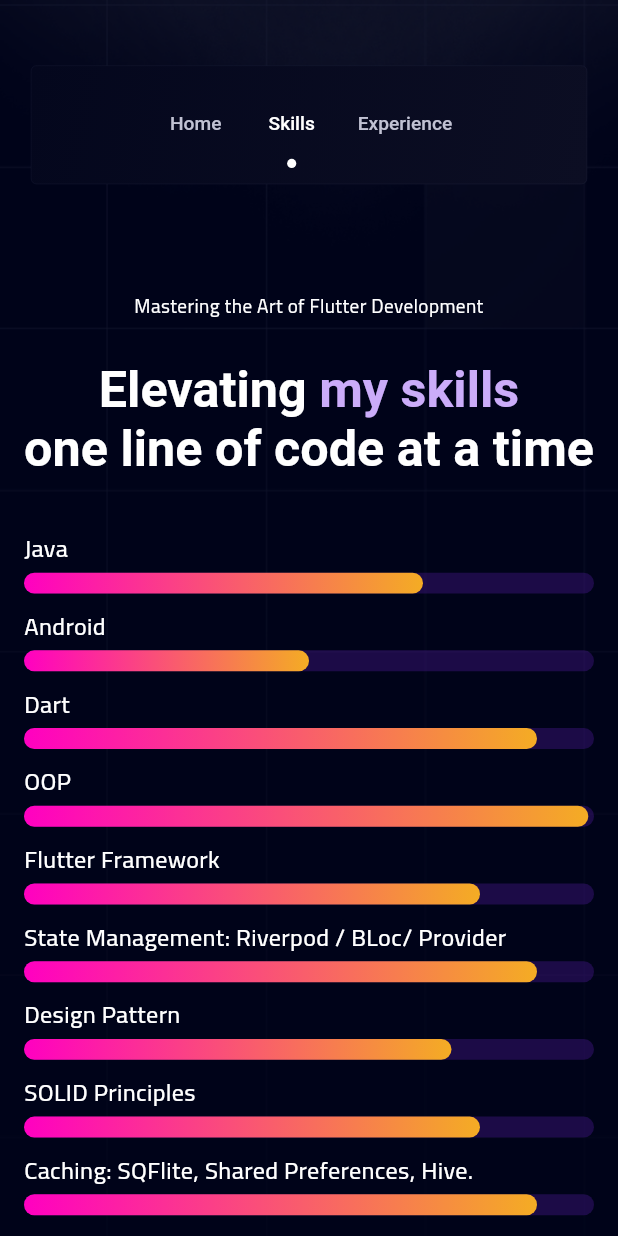
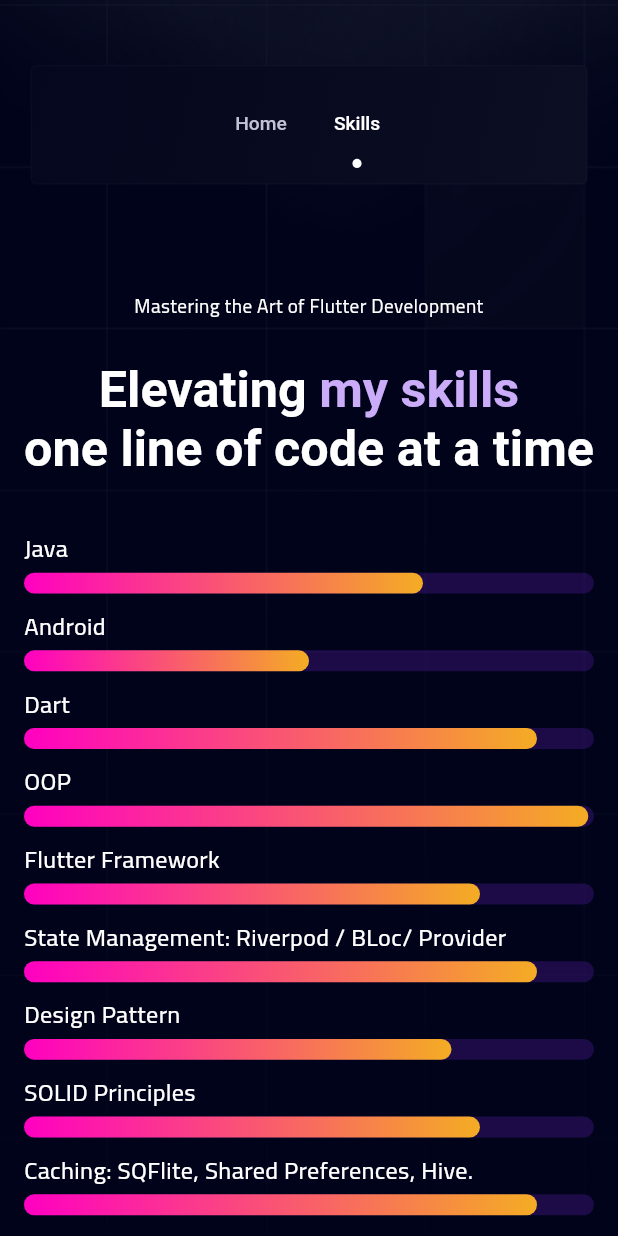
Before and after one commit to eng-mohamed-ibrahem/portfolio, a Flutter app: the screen it shows after launch, after a tap on "Skills", on a phone screen of 412 x 824 dp. Run offline on Flutter 3.47's test engine with Material 3 defaults, Android fonts, the phone set to English and light mode, and no system bars; drawn by our look-alikes of percent_indicator; our stand-ins replace animate_do, animated_text_kit, flutter_bloc, flutter_screenutil, flutter_staggered_animations, flutter_svg and 3 more; missing offline and left inert: file_saver.

Commit message:
Refactor responsive layout and breakpoints for improved UI adaptability

```diff
--- a/lib/core/constants/app_constants.dart
+++ b/lib/core/constants/app_constants.dart
@@ -9,7 +9,7 @@ class AppConstants {
   static const List<String> headerTitlesKeys = [
     AppStrings.home,
     AppStrings.skills,
-    AppStrings.experience,
+    // AppStrings.experience,
   ];
   static BoxDecoration get boxDecoration => BoxDecoration(
         borderRadius: BorderRadius.circular(13.r),
--- a/lib/core/constants/size_config.dart
+++ b/lib/core/constants/size_config.dart
@@ -1,4 +1,5 @@
 class SizeConfig {
-  static const double desktopBreakPoint = 1200;
-  static const double tabletBreakPoint = 700;
+  // static const double desktopBreakPoint = 1100;
+  static const double tabletBreakPoint = 1100;
+  static const double mobileBreakPoint = 500;
 }
--- a/lib/core/shared_widgets/project_item.dart
+++ b/lib/core/shared_widgets/project_item.dart
@@ -14,9 +14,11 @@ class ProjectItem extends StatelessWidget {
   const ProjectItem({
     super.key,
     required this.project,
+    this.isTablet = false,
   });
 
   final Project project;
+  final bool isTablet;
 
   @override
   Widget build(BuildContext context) {
@@ -30,7 +32,60 @@ class ProjectItem extends StatelessWidget {
           width: 1.w,
         ),
       ),
+      child: isTablet
+          ? Row(
+              children: [
+                Expanded(
+                  flex: 1,
+                  child: Stack(
+                    alignment: Alignment.center,
+                    children: [
+                      Positioned.fill(
+                        child: ClipRRect(
+                          borderRadius: BorderRadius.circular(14.r),
+                          child: Image.asset(
+                            Assets.imagesProjectItemBackground,
+                            fit: BoxFit.cover,
+                            errorBuilder: (_, __, ___) =>
+                                const Icon(Icons.error),
+                          ),
+                        ),
+                      ),
+                      AspectRatio(
+                        aspectRatio: 1.7,
+                        child: Image.asset(project.image),
+                      ),
+                    ],
+                  ),
+                ),
+                MySizedBox.width16,
+                Expanded(
+                  flex: 2,
                   child: Column(
+                    crossAxisAlignment: CrossAxisAlignment.stretch,
+                    children: [
+                      Text(
+                        project.name,
+                        style: AppTextStyles.font26Bold(context),
+                        overflow: TextOverflow.ellipsis,
+                        maxLines: 2,
+                      ),
+                      Container(
+                        margin: EdgeInsets.only(top: 18.h),
+                        child: Text(
+                          project.description,
+                          style: AppTextStyles.font16Regular(context),
+                          // textAlign: TextAlign.justify,
+                        ),
+                      ),
+                      MySizedBox.height14,
+                      _buildProjectLinks(project: project),
+                    ],
+                  ),
+                ),
+              ],
+            )
+          : Column(
               crossAxisAlignment: CrossAxisAlignment.stretch,
               children: [
                 Stack(
@@ -56,6 +111,8 @@ class ProjectItem extends StatelessWidget {
                 Text(
                   project.name,
                   style: AppTextStyles.font32Bold(context),
+                  overflow: TextOverflow.ellipsis,
+                  maxLines: 2,
                 ),
                 Expanded(
                   child: Container(
@@ -68,7 +125,14 @@ class ProjectItem extends StatelessWidget {
                   ),
                 ),
                 MySizedBox.height14,
-          Wrap(
+                _buildProjectLinks(project: project),
+              ],
+            ),
+    );
+  }
+
+  Widget _buildProjectLinks({required Project project}) {
+    return Wrap(
       spacing: 16.w,
       direction: Axis.horizontal,
       alignment: WrapAlignment.spaceEvenly,
@@ -93,9 +157,6 @@ class ProjectItem extends StatelessWidget {
             svgPath: Assets.svgsPlay,
           ),
       ],
-          ),
-        ],
-      ),
     );
   }
 }
--- a/lib/core/shared_widgets/responsive_layout.dart
+++ b/lib/core/shared_widgets/responsive_layout.dart
@@ -18,12 +18,12 @@ class ResponsiveLayout extends StatelessWidget {
   Widget build(BuildContext context) {
     return LayoutBuilder(
       builder: (context, constraints) {
-        if (constraints.maxWidth < SizeConfig.tabletBreakPoint) {
-          return mobileLayout(context);
-        } else if (constraints.maxWidth < SizeConfig.desktopBreakPoint) {
+        if (constraints.maxWidth > SizeConfig.tabletBreakPoint) {
+          return desktopLayout(context);
+        } else if (constraints.maxWidth > SizeConfig.mobileBreakPoint) {
           return tabletLayout(context);
         } else {
-          return desktopLayout(context);
+          return mobileLayout(context);
         }
       },
     );
--- a/lib/core/utils/runtime_cache/runtime_cache.dart
+++ b/lib/core/utils/runtime_cache/runtime_cache.dart
@@ -65,7 +65,7 @@ class RuntimeCache {
     const Project(
       name: "Better One",
       description:
-          "Storeify is a powerful and dynamic e-commerce Flutter application designed to provide users with a seamless and engaging shopping experience.\nWith robust features and a user-centric interface, Storeify combines functionality and performance to deliver an all-in-one e-commerce solution.",
+          "The app is designed to motivate users to work by notifying them about their progress and allowing others to encourage them.Send notifications to other users when tasks are completed. Interact with task comments.",
       image: Assets.betterOne,
       githubUrl: "https://github.com/eng-mohamed-ibrahem/better_one",
       downloadUrl:
--- a/lib/features/home/views/landing_view_mobile_home_tab.dart
+++ b/lib/features/home/views/landing_view_mobile_home_tab.dart
@@ -1,12 +1,10 @@
 import 'package:flutter/material.dart';
-import 'package:flutter_bloc/flutter_bloc.dart';
 import 'package:flutter_screenutil/flutter_screenutil.dart';
+import 'package:flutter_staggered_animations/flutter_staggered_animations.dart';
 import 'package:portfolio/core/constants/app_constants.dart';
 import 'package:portfolio/core/constants/app_strings.dart';
 import 'package:portfolio/core/serivce_locator/inject.dart';
-import 'package:portfolio/core/shared_widgets/main_button.dart';
 import 'package:portfolio/core/utils/runtime_cache/runtime_cache.dart';
-import 'package:portfolio/cubit/landing_cubit.dart';
 import 'package:portfolio/features/experience/widget/experience_item.dart';
 import 'package:portfolio/features/home/widget/contact_me_widgets/contact_me_section.dart';
 import 'package:portfolio/features/home/widget/copy_my_email_card.dart';
@@ -82,7 +80,7 @@ class LandingViewMobileHomeTab extends StatelessWidget {
               left: 24.w,
               right: 24.w,
             ),
-            child: OverflowBar(
+            child: Wrap(
               spacing: 24.h,
               children: const [
                 AspectRatio(
@@ -105,88 +103,89 @@ class LandingViewMobileHomeTab extends StatelessWidget {
             ),
           ),
         ),
-        // const SliverToBoxAdapter(
-        //   child: Align(
-        //     child: CustomSectionTitle(
+        const SliverToBoxAdapter(
+          child: Align(
+            child: CustomSectionTitle(
+              whiteSpan: '${AppStrings.my} ',
+              colorfulSpan: AppStrings.myProjects,
+            ),
+          ),
+        ),
+
+        SliverPadding(
+          padding: EdgeInsets.symmetric(
+            horizontal: AppConstants.mobileHorizontalPadVal.w,
+            vertical: 48.h,
+          ),
+          sliver: SliverList.builder(
+            itemCount: inject<RuntimeCache>().myProjects.length,
+            itemBuilder: (_, index) => AnimationConfiguration.staggeredList(
+              duration: const Duration(milliseconds: 675),
+              position: index,
+              child: FadeInAnimation(
+                child: ScaleAnimation(
+                  child: AspectRatio(
+                    aspectRatio: 0.7,
+                    child: AnimatedProjectItem(
+                      project: inject<RuntimeCache>().myProjects[index],
+                      index: index,
+                    ),
+                  ),
+                ),
+              ),
+            ),
+          ),
+        ),
+
+        // SliverToBoxAdapter(
+        //   child: Container(
+        //     margin: EdgeInsets.only(
+        //       left: 64.w,
+        //       right: 64.w,
+        //       top: 64.h,
+        //       bottom: 24.h,
+        //     ),
+        //     child: const CustomSectionTitle(
         //       whiteSpan: '${AppStrings.my} ',
-        //       colorfulSpan: AppStrings.myProjects,
+        //       colorfulSpan: AppStrings.recentProjects,
         //     ),
         //   ),
         // ),
-
         // SliverPadding(
         //   padding: EdgeInsets.symmetric(
         //     horizontal: AppConstants.mobileHorizontalPadVal.w,
-        //     vertical: 48.h,
         //   ),
-        //   sliver: SliverList.builder(
-        //     itemCount: inject<RuntimeCache>().myProjects.length,
-        //     itemBuilder: (_, index) => AnimationConfiguration.staggeredList(
-        //       duration: const Duration(milliseconds: 675),
-        //       position: index,
-        //       child: FadeInAnimation(
-        //         child: ScaleAnimation(
-        //           child: AspectRatio(
-        //             aspectRatio: 0.7,
-        //             child: ProjectItem(
-        //               project: inject<RuntimeCache>().myProjects[index],
-        //             ),
+        //   sliver: SliverToBoxAdapter(
+        //     child: Column(
+        //       spacing: 20.h,
+        //       children: List.generate(
+        //         4,
+        //         (index) => AspectRatio(
+        //           aspectRatio: 0.7,
+        //           child: AnimatedProjectItem(
+        //             project: inject<RuntimeCache>().myProjects[index],
+        //             index: index,
         //           ),
         //         ),
+        //         growable: false,
         //       ),
         //     ),
         //   ),
         // ),
-
-        SliverToBoxAdapter(
-          child: Container(
-            margin: EdgeInsets.only(
-              left: 64.w,
-              right: 64.w,
-              top: 64.h,
-              bottom: 24.h,
-            ),
-            child: const CustomSectionTitle(
-              whiteSpan: '${AppStrings.my} ',
-              colorfulSpan: AppStrings.recentProjects,
-            ),
-          ),
-        ),
-        SliverPadding(
-          padding: EdgeInsets.symmetric(
-            horizontal: AppConstants.mobileHorizontalPadVal.w,
-          ),
-          sliver: SliverToBoxAdapter(
-            child: Column(
-              spacing: 20.h,
-              children: List.generate(
-                4,
-                (index) => AspectRatio(
-                  aspectRatio: 0.7,
-                  child: AnimatedProjectItem(
-                    project: inject<RuntimeCache>().myProjects[index],
-                    index: index,
-                  ),
-                ),
-                growable: false,
-              ),
-            ),
-          ),
-        ),
-        SliverToBoxAdapter(
-          child: MainButton(
-            width: double.infinity,
-            onPressed: () => context.read<LandingCubit>().selectTabNav(2),
-            gradient: AppConstants.boxSecondaryLinearGradient,
-            margin: EdgeInsets.only(
-              bottom: 64.h,
-              left: AppConstants.mobileHorizontalPadVal.w,
-              right: AppConstants.mobileHorizontalPadVal.w,
-              top: AppConstants.mobileHorizontalPadVal.h,
-            ),
-            text: AppStrings.seeMyWork,
-          ),
-        ),
+        // SliverToBoxAdapter(
+        //   child: MainButton(
+        //     width: double.infinity,
+        //     onPressed: () => context.read<LandingCubit>().selectTabNav(2),
+        //     gradient: AppConstants.boxSecondaryLinearGradient,
+        //     margin: EdgeInsets.only(
+        //       bottom: 64.h,
+        //       left: AppConstants.mobileHorizontalPadVal.w,
+        //       right: AppConstants.mobileHorizontalPadVal.w,
+        //       top: AppConstants.mobileHorizontalPadVal.h,
+        //     ),
+        //     text: AppStrings.seeMyWork,
+        //   ),
+        // ),
         const SliverToBoxAdapter(
           child: Align(
             heightFactor: 2.5,
--- a/lib/features/home/widget/animated_personal_info.dart
+++ b/lib/features/home/widget/animated_personal_info.dart
@@ -5,6 +5,7 @@ import 'package:flutter_screenutil/flutter_screenutil.dart';
 import 'package:portfolio/config/themes/app_colors.dart';
 import 'package:portfolio/config/themes/app_text_styles.dart';
 import 'package:portfolio/core/constants/app_strings.dart';
+import 'package:portfolio/core/helpers/extensions.dart';
 
 class AnimatedPersonalInfo extends StatelessWidget {
   const AnimatedPersonalInfo({super.key});
@@ -16,19 +17,21 @@ class AnimatedPersonalInfo extends StatelessWidget {
       alignment: Alignment.center,
       child: FadeInDown(
         delay: const Duration(milliseconds: 700),
-        child: Row(
+        child: Wrap(
           spacing: 5.h,
-          mainAxisAlignment: MainAxisAlignment.center,
+          runSpacing: 5.h,
+          alignment: WrapAlignment.center,
+          crossAxisAlignment: WrapCrossAlignment.center,
+          direction: context.isMobile ? Axis.vertical : Axis.horizontal,
           children: [
             Text(
               '${AppStrings.introduction} ',
-              style: AppTextStyles.font24Regular(context),
+              style: AppTextStyles.font24Bold(context),
             ),
-            Flexible(
-              child: DefaultTextStyle(
+            DefaultTextStyle(
               overflow: TextOverflow.ellipsis,
               maxLines: 1,
-                style: AppTextStyles.font24Regular(context).copyWith(
+              style: AppTextStyles.font24Bold(context).copyWith(
                 color: AppColors.colorCBACF9,
                 overflow: TextOverflow.ellipsis,
               ),
@@ -60,7 +63,6 @@ class AnimatedPersonalInfo extends StatelessWidget {
                 onTap: null,
               ),
             ),
-            ),
           ],
         ),
       ),
--- a/lib/features/home/widget/project_widgets/small_selection_sliver_grid.dart
+++ b/lib/features/home/widget/project_widgets/small_selection_sliver_grid.dart
@@ -20,7 +20,7 @@ class SmallSelectionSliverGrid extends StatelessWidget {
       childAspectRatio: tabletLayoutChildAspectRatio ?? 1,
       mainAxisSpacing: 32.h,
       children: List.generate(
-        4,
+        inject<RuntimeCache>().myProjects.length,
         (index) => AnimatedProjectItem(
           project: inject<RuntimeCache>().myProjects[index],
           index: index,
```
Also changed, not shown: lib/core/helpers/extensions.dart (+7 -0 lines), lib/features/experience/widget/desktop_projects_sliver_grid.dart (+20 -1 lines), lib/features/home/views/landing_view_desktop_home_tab.dart (+30 -31 lines), lib/features/home/widget/sub_info/desktop_passion_and_purpose_section.dart (+37 -1 lines), 1 other file. Lines whose indentation alone changed are shown as unchanged.
